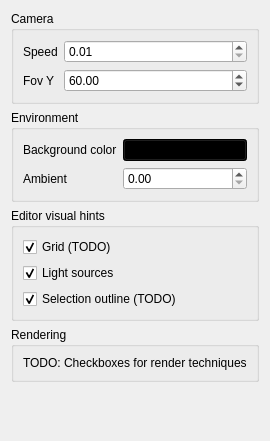
First picture: the form in Project3Root/Project3/ui/miscsettingswidget.ui, repository MarcFly/AGP-ShaderLearning, before the edit.
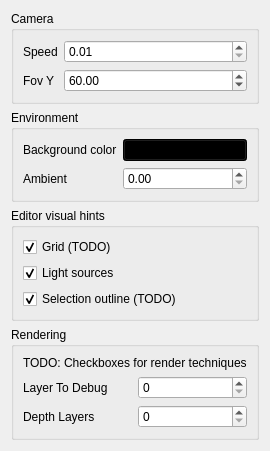
Second picture: the form after the edit.

Commit message:
First test at Depth Peeling
Peeling based on 2001-Everett paper on depth peeling
Not implemented properly, first layer is already setup incorrectly, next layers don't show anything directly.

-Forgotten Commit
This was done byt 21/5/20

```diff
--- a/Project3Root/Project3/ui/miscsettingswidget.ui
+++ b/Project3Root/Project3/ui/miscsettingswidget.ui
@@ -145,6 +145,34 @@
         </property>
        </widget>
       </item>
+      <item>
+       <layout class="QHBoxLayout" name="horizontalLayout_2">
+        <item>
+         <widget class="QLabel" name="label_7">
+          <property name="text">
+           <string>Layer To Debug</string>
+          </property>
+         </widget>
+        </item>
+        <item>
+         <widget class="QSpinBox" name="DebugLayer"/>
+        </item>
+       </layout>
+      </item>
+      <item>
+       <layout class="QHBoxLayout" name="horizontalLayout">
+        <item>
+         <widget class="QLabel" name="label_6">
+          <property name="text">
+           <string>Depth Layers</string>
+          </property>
+         </widget>
+        </item>
+        <item>
+         <widget class="QSpinBox" name="DepthLayers"/>
+        </item>
+       </layout>
+      </item>
      </layout>
     </widget>
    </item>
```
The commit also changes 13 other files.
